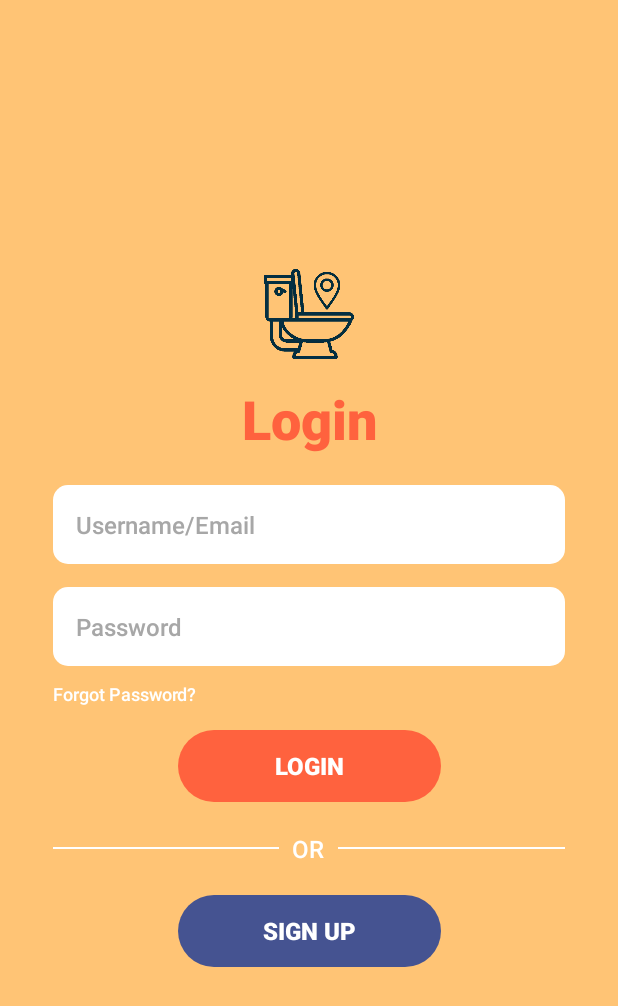
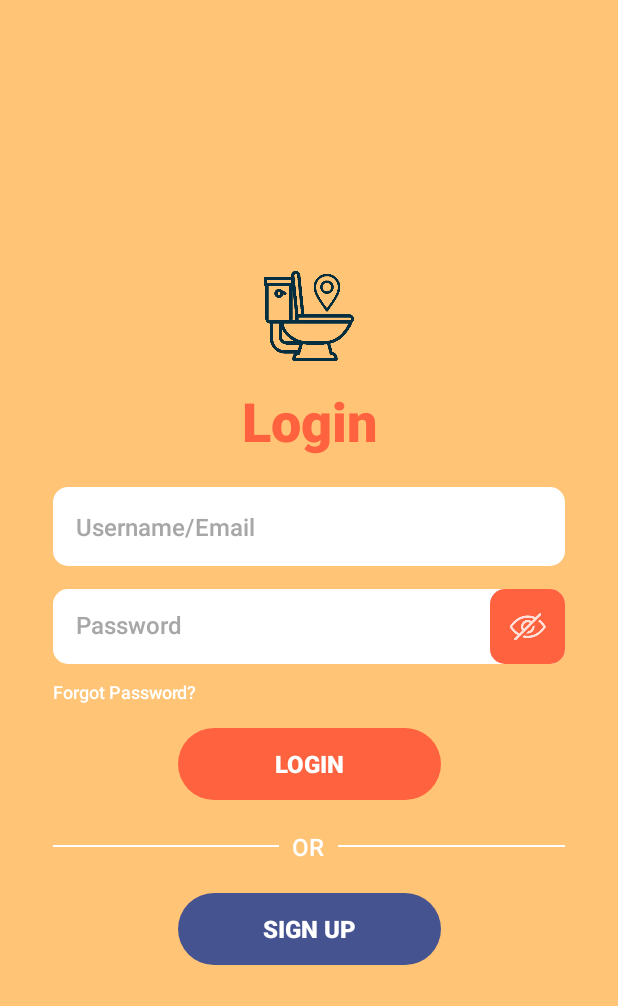
Before and after one commit to Jaysenso/SC2006-LooLah, an Android app: the screen it shows after launch (LoginActivity), on a phone screen of 412 x 824 dp. Shown: the top 1006 px of the screen. Run offline under Robolectric (Android 15) with nearby library versions, the phone set to English and light mode, and no system bars.

Commit message:
Add toggle password visibility to login page

```diff
--- a/LooLah/app/src/main/java/com/example/loolah/LoginActivity.java
+++ b/LooLah/app/src/main/java/com/example/loolah/LoginActivity.java
@@ -2,25 +2,42 @@ package com.example.loolah;
 
 import android.content.Intent;
 import android.os.Bundle;
-import android.view.View;
+import android.text.method.HideReturnsTransformationMethod;
+import android.text.method.PasswordTransformationMethod;
 import android.widget.Button;
+import android.widget.EditText;
+import android.widget.ImageButton;
 
 import androidx.appcompat.app.AppCompatActivity;
 
 public class LoginActivity extends AppCompatActivity {
+    private boolean password_visible = false;
+
     @Override
     protected void onCreate(Bundle savedInstanceState) {
         super.onCreate(savedInstanceState);
         setContentView(R.layout.activity_login);
 
-        Button btn = (Button) findViewById(R.id.btn_login_sign_up);
+        Button btn_sign_up = findViewById(R.id.btn_login_sign_up);
+        ImageButton btn_toggle_password = findViewById(R.id.btn_login_toggle_password);
+        EditText et_password = findViewById(R.id.et_login_password);
 
-        btn.setOnClickListener(new View.OnClickListener() {
-            @Override
-            public void onClick(View v) {
-                startActivity(new Intent(LoginActivity.this, RegisterActivity.class));
-                finish();
+        btn_sign_up.setOnClickListener(v -> {
+            startActivity(new Intent(LoginActivity.this, RegisterActivity.class));
+            finish();
+        });
+
+        btn_toggle_password.setOnClickListener(v -> {
+            if (!password_visible) {
+                btn_toggle_password.setImageResource(R.drawable.ic_password_show);
+                et_password.setTransformationMethod(HideReturnsTransformationMethod.getInstance());
+            } else {
+                btn_toggle_password.setImageResource(R.drawable.ic_password_hide);
+                et_password.setTransformationMethod(PasswordTransformationMethod.getInstance());
             }
+
+            password_visible = !password_visible;
+            et_password.setSelection(et_password.getText().length());
         });
     }
 }
--- a/LooLah/app/src/main/res/layout/activity_login.xml
+++ b/LooLah/app/src/main/res/layout/activity_login.xml
@@ -30,7 +30,7 @@
         android:textSize="36sp"
         android:textStyle="bold"
         android:typeface="normal"
-        app:layout_constraintBottom_toBottomOf="@id/et_login_username_email"
+        app:layout_constraintBottom_toTopOf="@id/et_login_username_email"
         app:layout_constraintEnd_toEndOf="parent"
         app:layout_constraintStart_toStartOf="parent"
         app:layout_constraintTop_toBottomOf="@+id/iv_login_logo"
@@ -54,37 +54,55 @@
         android:textColor="@color/black"
         android:textColorHint="@color/hint"
         android:textSize="16sp"
-        app:layout_constraintBottom_toTopOf="@id/et_login_password"
+        app:layout_constraintBottom_toTopOf="@id/lnl_login_password"
         app:layout_constraintEnd_toEndOf="parent"
         app:layout_constraintHorizontal_bias="0"
         app:layout_constraintStart_toStartOf="parent"
         app:layout_constraintTop_toBottomOf="@+id/tv_login_page"
         app:layout_constraintVertical_chainStyle="packed" />
 
-    <EditText
-        android:id="@+id/et_login_password"
+    <LinearLayout
+        android:id="@+id/lnl_login_password"
         android:layout_width="0dp"
-        android:layout_height="wrap_content"
+        android:layout_height="50dp"
         android:layout_marginHorizontal="35dp"
         android:layout_marginTop="15dp"
         android:background="@drawable/bg_et_borderless"
-        android:fontFamily="sans-serif-medium"
-        android:hint="@string/login_password_hint"
-        android:imeOptions="actionGo"
-        android:importantForAutofill="no"
-        android:inputType="textPassword"
-        android:padding="15dp"
-        android:selectAllOnFocus="true"
-        android:singleLine="true"
-        android:textColor="@color/black"
-        android:textColorHint="@color/hint"
-        android:textSize="16sp"
+        android:orientation="horizontal"
         app:layout_constraintBottom_toTopOf="@id/tv_login_forgot_password"
         app:layout_constraintEnd_toEndOf="parent"
         app:layout_constraintHorizontal_bias="0"
         app:layout_constraintStart_toStartOf="parent"
         app:layout_constraintTop_toBottomOf="@+id/et_login_username_email"
-        app:layout_constraintVertical_chainStyle="packed" />
+        app:layout_constraintVertical_chainStyle="packed">
+
+        <EditText
+            android:id="@+id/et_login_password"
+            android:layout_width="0dp"
+            android:layout_height="match_parent"
+            android:layout_weight="1"
+            android:background="@null"
+            android:fontFamily="sans-serif-medium"
+            android:hint="@string/login_password_hint"
+            android:imeOptions="actionGo"
+            android:importantForAutofill="no"
+            android:inputType="textPassword"
+            android:padding="15dp"
+            android:selectAllOnFocus="true"
+            android:singleLine="true"
+            android:textColor="@color/black"
+            android:textColorHint="@color/hint"
+            android:textSize="16sp" />
+
+        <ImageButton
+            android:id="@+id/btn_login_toggle_password"
+            android:layout_width="50dp"
+            android:layout_height="match_parent"
+            android:background="@drawable/bg_et_borderless"
+            android:backgroundTint="@color/secondary"
+            android:contentDescription="@string/login_toggle_password"
+            android:src="@drawable/ic_password_hide" />
+    </LinearLayout>
 
     <TextView
         android:id="@+id/tv_login_forgot_password"
@@ -101,7 +119,7 @@
         app:layout_constraintBottom_toTopOf="@id/btn_login_login"
         app:layout_constraintEnd_toEndOf="parent"
         app:layout_constraintStart_toStartOf="parent"
-        app:layout_constraintTop_toBottomOf="@+id/et_login_password"
+        app:layout_constraintTop_toBottomOf="@+id/lnl_login_password"
         app:layout_constraintVertical_chainStyle="packed" />
 
     <Button
```
